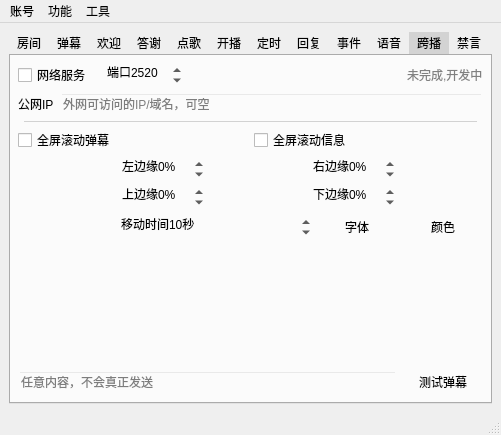
Qt form mainwindow.ui (iwxyi/Bilibili-MagicalDanmaku) before a commit.
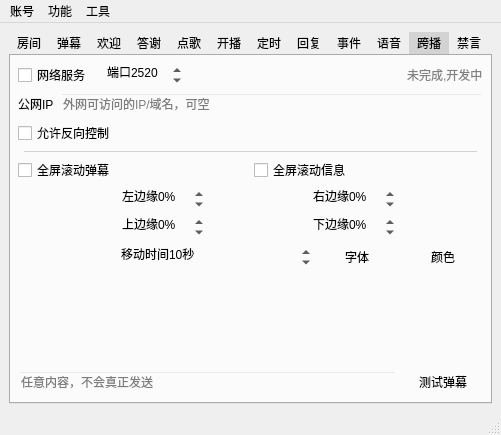
The same form after that commit. The open tabs and pages were chosen to show the change. Icons and pictures are not drawn. Custom widgets are drawn as their Qt base class.

Commit message: 新增网页反向控制弹幕姬

What changed in the file:
```diff
--- a/mainwindow.ui
+++ b/mainwindow.ui
@@ -2445,6 +2445,23 @@
           </item>
          </layout>
         </item>
+        <item>
+         <layout class="QHBoxLayout" name="horizontalLayout_50">
+          <property name="topMargin">
+           <number>0</number>
+          </property>
+          <item>
+           <widget class="QCheckBox" name="allowWebControlCheck">
+            <property name="toolTip">
+             <string>&lt;html&gt;&lt;head/&gt;&lt;body&gt;&lt;p&gt;允许来自网页的消息来控制神奇弹幕&lt;/p&gt;&lt;p&gt;请仅在必要且确认安全的情况下启用&lt;/p&gt;&lt;p&gt;包括但不限于：发送弹幕、修改设置、禁言用户、发送私信、调用B站API等&lt;/p&gt;&lt;/body&gt;&lt;/html&gt;</string>
+            </property>
+            <property name="text">
+             <string>允许反向控制</string>
+            </property>
+           </widget>
+          </item>
+         </layout>
+        </item>
         <item>
          <widget class="QWidget" name="widget_3" native="true">
           <property name="minimumSize">
```
Left out of the diff: 2 changed lines with no effect on the pictures. The commit also changes 3 other files.
